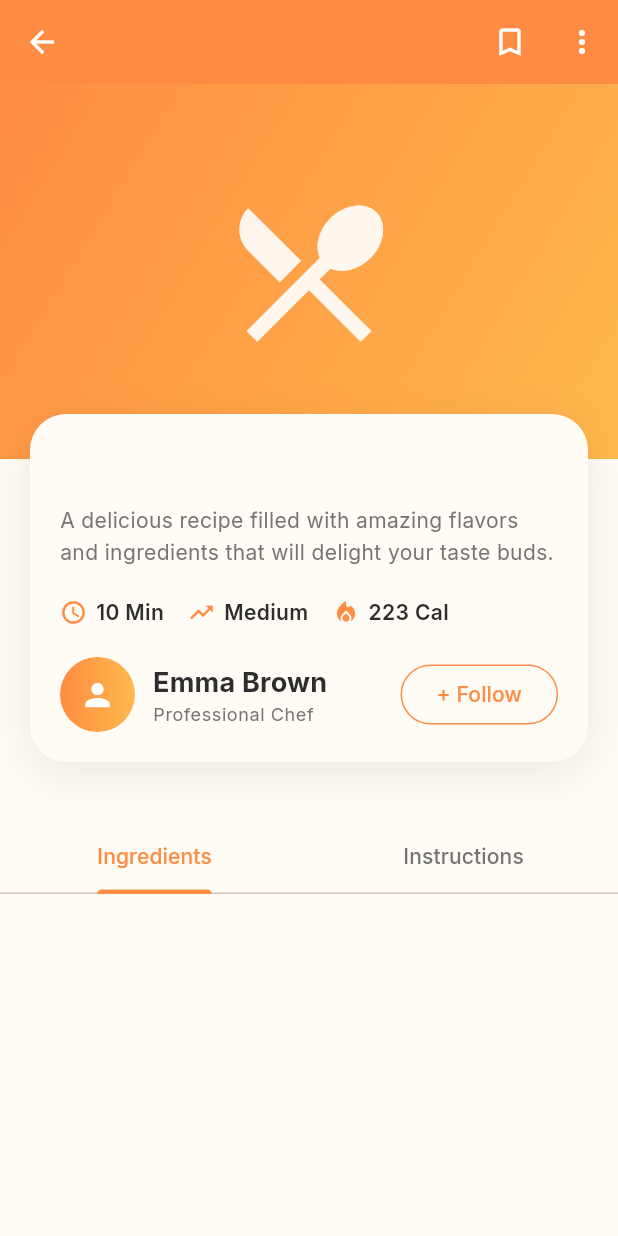
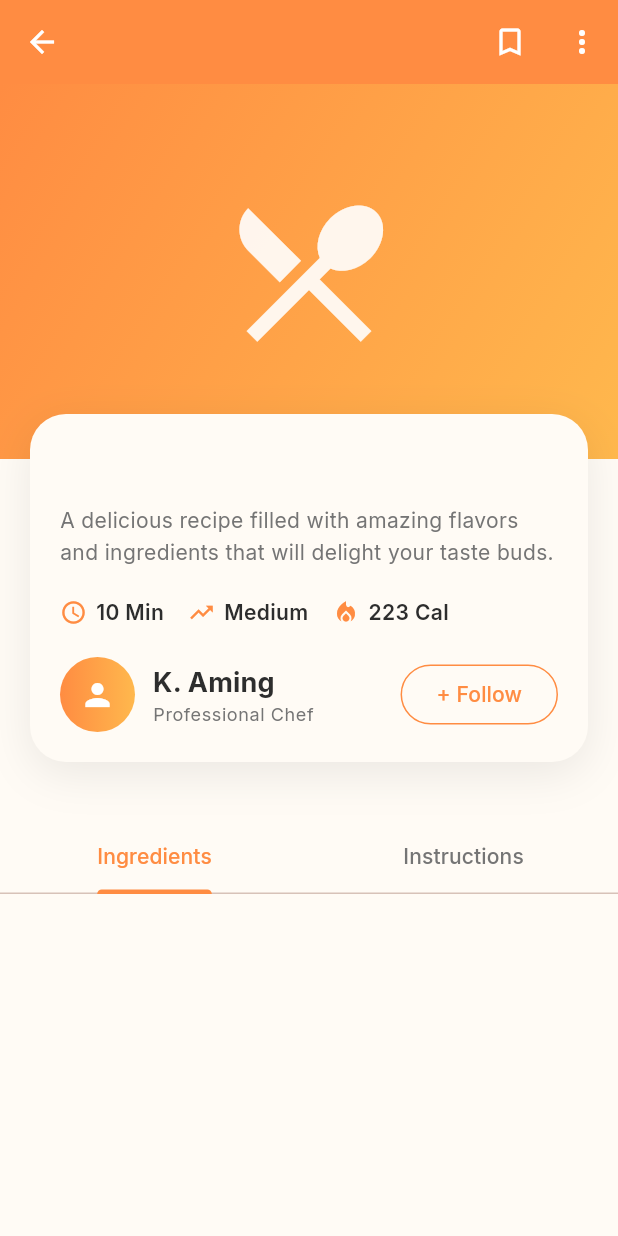
Before and after one commit to farizakif/recipeapptest, a Flutter app: the RecipeDetailPage screen opened directly with empty values, on a phone screen of 412 x 824 dp. Run offline on Flutter 3.47's test engine with Material 3 defaults, Android fonts, the phone set to English and light mode, and no system bars; our stand-ins replace equatable, expandable, flutter_animate, flutter_bloc, google_fonts, image_picker and 2 more; accounts and stored records are empty.

Commit message:
-modify ui & code

```diff
--- a/lib/presentation/screen/recipe_detail_page.dart
+++ b/lib/presentation/screen/recipe_detail_page.dart
@@ -38,7 +38,9 @@ class _RecipeDetailPageState extends State<RecipeDetailPage>
       context: context,
       builder: (context) => AlertDialog(
         title: const Text('Delete Recipe'),
-        content: Text('Are you sure you want to delete "${widget.recipe.title}"?'),
+        content: Text(
+          'Are you sure you want to delete "${widget.recipe.title}"?',
+        ),
         actions: [
           TextButton(
             onPressed: () => Navigator.pop(context, false),
@@ -101,7 +103,8 @@ class _RecipeDetailPageState extends State<RecipeDetailPage>
                     final result = await Navigator.push(
                       context,
                       MaterialPageRoute(
-                        builder: (context) => RecipeFormPage(recipe: widget.recipe),
+                        builder: (context) =>
+                            RecipeFormPage(recipe: widget.recipe),
                       ),
                     );
                     if (result == true && context.mounted) {
@@ -134,13 +137,12 @@ class _RecipeDetailPageState extends State<RecipeDetailPage>
                 gradient: LinearGradient(
                   begin: Alignment.topLeft,
                   end: Alignment.bottomRight,
-                colors: [
-                  colorScheme.primary,
-                  colorScheme.secondary,
-                ],
+                  colors: [colorScheme.primary, colorScheme.secondary],
                 ),
               ),
-            child: widget.recipe.imageBase64 != null && widget.recipe.imageBase64!.isNotEmpty
+              child:
+                  widget.recipe.imageBase64 != null &&
+                      widget.recipe.imageBase64!.isNotEmpty
                   ? Image.memory(
                       base64Decode(widget.recipe.imageBase64!),
                       fit: BoxFit.cover,
@@ -182,16 +184,13 @@ class _RecipeDetailPageState extends State<RecipeDetailPage>
                 child: Column(
                   crossAxisAlignment: CrossAxisAlignment.start,
                   children: [
-                  // Title
                     Text(
                       widget.recipe.title,
-                    style: Theme.of(context).textTheme.headlineMedium?.copyWith(
-                      fontWeight: FontWeight.bold,
-                    ),
+                      style: Theme.of(context).textTheme.headlineMedium
+                          ?.copyWith(fontWeight: FontWeight.bold),
                     ),
                     const SizedBox(height: 12),
 
-                  // Description
                     Text(
                       'A delicious recipe filled with amazing flavors and ingredients that will delight your taste buds.',
                       style: Theme.of(context).textTheme.bodyMedium?.copyWith(
@@ -201,7 +200,6 @@ class _RecipeDetailPageState extends State<RecipeDetailPage>
                     ),
                     const SizedBox(height: 20),
 
-                  // Stats
                     Row(
                       children: [
                         buildStatItem(
@@ -228,7 +226,6 @@ class _RecipeDetailPageState extends State<RecipeDetailPage>
                     ),
                     const SizedBox(height: 20),
 
-                  // Chef Info
                     Row(
                       children: [
                         Container(
@@ -251,16 +248,14 @@ class _RecipeDetailPageState extends State<RecipeDetailPage>
                             crossAxisAlignment: CrossAxisAlignment.start,
                             children: [
                               Text(
-                              'Emma Brown',
-                              style: Theme.of(context).textTheme.titleMedium?.copyWith(
-                                fontWeight: FontWeight.bold,
-                              ),
+                                'K. Aming',
+                                style: Theme.of(context).textTheme.titleMedium
+                                    ?.copyWith(fontWeight: FontWeight.bold),
                               ),
                               Text(
                                 'Professional Chef',
-                              style: Theme.of(context).textTheme.bodySmall?.copyWith(
-                                color: Colors.grey[600],
-                              ),
+                                style: Theme.of(context).textTheme.bodySmall
+                                    ?.copyWith(color: Colors.grey[600]),
                               ),
                             ],
                           ),
@@ -299,7 +294,6 @@ class _RecipeDetailPageState extends State<RecipeDetailPage>
               ),
             ),
 
-          // Tab Content
             SizedBox(
               height: 400,
               child: TabBarView(
@@ -328,9 +322,9 @@ class _RecipeDetailPageState extends State<RecipeDetailPage>
         const SizedBox(width: 6),
         Text(
           text,
-          style: Theme.of(context).textTheme.bodyMedium?.copyWith(
-            fontWeight: FontWeight.w600,
-          ),
+          style: Theme.of(
+            context,
+          ).textTheme.bodyMedium?.copyWith(fontWeight: FontWeight.w600),
         ),
       ],
     );
@@ -400,10 +394,7 @@ class _RecipeDetailPageState extends State<RecipeDetailPage>
                       height: 36,
                       decoration: BoxDecoration(
                         gradient: LinearGradient(
-                          colors: [
-                            colorScheme.primary,
-                            colorScheme.secondary,
-                          ],
+                          colors: [colorScheme.primary, colorScheme.secondary],
                         ),
                         shape: BoxShape.circle,
                       ),
@@ -422,9 +413,8 @@ class _RecipeDetailPageState extends State<RecipeDetailPage>
                     Expanded(
                       child: Text(
                         'Step ${index + 1}',
-                        style: Theme.of(context).textTheme.titleMedium?.copyWith(
-                          fontWeight: FontWeight.bold,
-                        ),
+                        style: Theme.of(context).textTheme.titleMedium
+                            ?.copyWith(fontWeight: FontWeight.bold),
                       ),
                     ),
                   ],
@@ -445,9 +435,9 @@ class _RecipeDetailPageState extends State<RecipeDetailPage>
                   children: [
                     Text(
                       widget.recipe.steps[index],
-                      style: Theme.of(context).textTheme.bodyLarge?.copyWith(
-                        height: 1.6,
-                      ),
+                      style: Theme.of(
+                        context,
+                      ).textTheme.bodyLarge?.copyWith(height: 1.6),
                     ),
                   ],
                 ),
--- a/lib/presentation/widgets/recipe_card.dart
+++ b/lib/presentation/widgets/recipe_card.dart
@@ -97,7 +97,7 @@ class RecipeCard extends StatelessWidget {
                       const SizedBox(width: 4),
                       Expanded(
                         child: Text(
-                          'By: Chef Emma Brown',
+                          'By: Chef K. Aming',
                           style: Theme.of(context).textTheme.bodySmall?.copyWith(
                             color: Colors.grey[600],
                             fontSize: 11,
```
Also changed, not shown: lib/data/local/sqlite_helper.dart (+6 -12 lines), lib/presentation/screen/recipe_list_page.dart (+59 -4 lines). Lines whose indentation alone changed are shown as unchanged.
